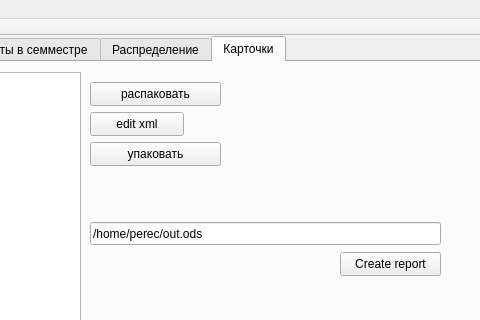
Old version of the form mainwindow.ui in the repository alexeypertcev/ksu-ivt-nagruzka; both pictures show x 437 to 917 and y 0 to 320 of the 1270 by 700 pixel window.
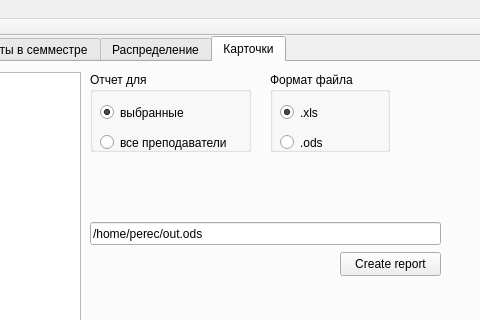
New version of the form. The open tabs and pages were chosen to show the change. Custom widgets are drawn as their Qt base class.

Patch:
```diff
--- a/mainwindow.ui
+++ b/mainwindow.ui
@@ -501,45 +501,6 @@
        </rect>
       </property>
      </widget>
-     <widget class="QPushButton" name="pushButton_5">
-      <property name="geometry">
-       <rect>
-        <x>520</x>
-        <y>20</y>
-        <width>131</width>
-        <height>24</height>
-       </rect>
-      </property>
-      <property name="text">
-       <string>распаковать</string>
-      </property>
-     </widget>
-     <widget class="QPushButton" name="pushButton_6">
-      <property name="geometry">
-       <rect>
-        <x>520</x>
-        <y>80</y>
-        <width>131</width>
-        <height>24</height>
-       </rect>
-      </property>
-      <property name="text">
-       <string>упаковать</string>
-      </property>
-     </widget>
-     <widget class="QPushButton" name="pushButton_7">
-      <property name="geometry">
-       <rect>
-        <x>520</x>
-        <y>50</y>
-        <width>94</width>
-        <height>24</height>
-       </rect>
-      </property>
-      <property name="text">
-       <string>edit xml</string>
-      </property>
-     </widget>
      <widget class="QLineEdit" name="lineEdit_2">
       <property name="geometry">
        <rect>
@@ -566,6 +527,90 @@
        <string>Create report</string>
       </property>
      </widget>
+     <widget class="QGroupBox" name="groupBox">
+      <property name="geometry">
+       <rect>
+        <x>520</x>
+        <y>10</y>
+        <width>161</width>
+        <height>80</height>
+       </rect>
+      </property>
+      <property name="title">
+       <string>Отчет для</string>
+      </property>
+      <widget class="QRadioButton" name="radioButton_6">
+       <property name="geometry">
+        <rect>
+         <x>10</x>
+         <y>30</y>
+         <width>97</width>
+         <height>21</height>
+        </rect>
+       </property>
+       <property name="text">
+        <string>выбранные</string>
+       </property>
+       <property name="checked">
+        <bool>true</bool>
+       </property>
+      </widget>
+      <widget class="QRadioButton" name="radioButton_7">
+       <property name="geometry">
+        <rect>
+         <x>10</x>
+         <y>60</y>
+         <width>141</width>
+         <height>21</height>
+        </rect>
+       </property>
+       <property name="text">
+        <string>все преподаватели</string>
+       </property>
+      </widget>
+     </widget>
+     <widget class="QGroupBox" name="groupBox_2">
+      <property name="geometry">
+       <rect>
+        <x>700</x>
+        <y>10</y>
+        <width>120</width>
+        <height>80</height>
+       </rect>
+      </property>
+      <property name="title">
+       <string>Формат файла</string>
+      </property>
+      <widget class="QRadioButton" name="radioButton_4">
+       <property name="geometry">
+        <rect>
+         <x>10</x>
+         <y>30</y>
+         <width>51</width>
+         <height>21</height>
+        </rect>
+       </property>
+       <property name="text">
+        <string>.xls</string>
+       </property>
+       <property name="checked">
+        <bool>true</bool>
+       </property>
+      </widget>
+      <widget class="QRadioButton" name="radioButton_5">
+       <property name="geometry">
+        <rect>
+         <x>10</x>
+         <y>60</y>
+         <width>97</width>
+         <height>21</height>
+        </rect>
+       </property>
+       <property name="text">
+        <string>.ods</string>
+       </property>
+      </widget>
+     </widget>
     </widget>
    </widget>
   </widget>
```
Left out of the diff: 2 changed lines with no effect on the pictures.
